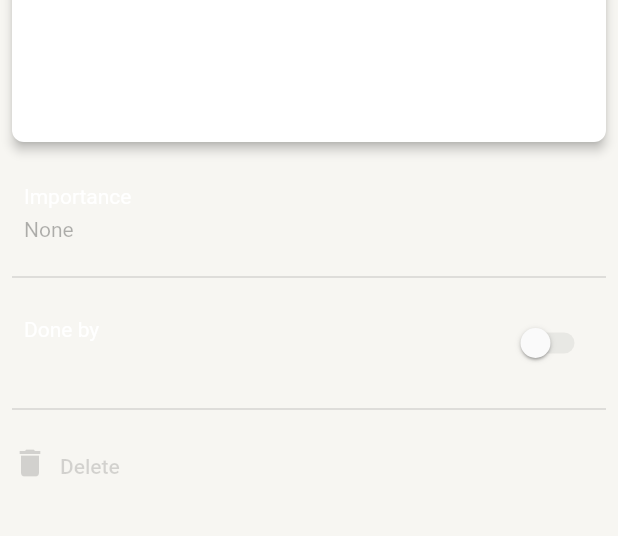
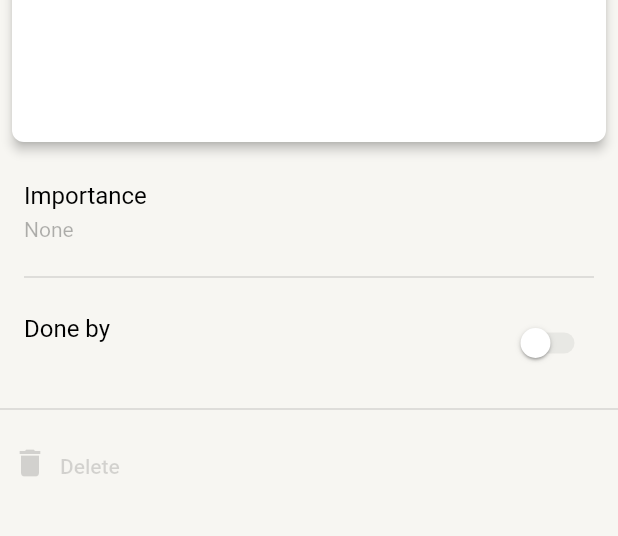
Before and after one commit to Bahonika/todo_app, a Flutter app: the screen it shows after launch, after a tap on the "visibility off" icon, after a tap on the "add" icon, on a phone screen of 412 x 824 dp, the part 152-688 px from its top. Run offline on Flutter 3.47's test engine with Material 2 defaults, Android fonts, the phone set to English and light mode, and no system bars; our stand-ins replace dio, firebase_core, firebase_crashlytics, hive, hive_flutter, logger; accounts and stored records are empty; generated files the repository leaves out were written again; network calls fail; statements that could not run were skipped.

Commit message:
themes done

```diff
--- a/lib/main.dart
+++ b/lib/main.dart
@@ -21,7 +21,6 @@ void main() async {
   //init hive storage
   LocalService localService = LocalService.localService();
   await localService.init();
-
 
   await Firebase.initializeApp(
     options: DefaultFirebaseOptions.currentPlatform,
@@ -76,14 +75,15 @@ class _MyAppState extends State<MyApp> {
 
     return Provider<NavigationController>.value(
       value: navigationController,
-      child: MaterialApp(
+      child: OrientationBuilder(
+        builder: (context, orientation) => MaterialApp(
           debugShowCheckedModeBanner: false,
           title: 'Todo App',
 
           // theme
           theme: CustomTheme.lightTheme,
           darkTheme: CustomTheme.darkTheme,
-        themeMode: ThemeMode.system,
+          themeMode: ThemeMode.light,
 
           //localization
           localizationsDelegates: LocalizationsDelegates.delegates,
@@ -97,6 +97,7 @@ class _MyAppState extends State<MyApp> {
               navigationController.onGenerateRoute(settings),
           navigatorKey: navigationController.key,
         ),
+      ),
     );
   }
 }
--- a/lib/presentation/components/my_sliver_persistent_header.dart
+++ b/lib/presentation/components/my_sliver_persistent_header.dart
@@ -3,10 +3,10 @@ import 'dart:math';
 import 'package:flutter/material.dart';
 import 'package:flutter/rendering.dart';
 import 'package:provider/provider.dart';
-import 'package:todo_app/presentation/theme/custmo_color_scheme.dart';
-import 'package:todo_app/presentation/theme/theme.dart';
+import 'package:todo_app/presentation/theme/custom_colors.dart';
 import 'package:todo_app/presentation/localization/s.dart';
 import 'package:todo_app/presentation/providers/todos_provider.dart';
+import 'package:todo_app/presentation/theme/custom_text_theme.dart';
 
 import '../../domain/models/todo.dart';
 
@@ -20,7 +20,7 @@ class MySliverPersistentHeader implements SliverPersistentHeaderDelegate {
       BuildContext context, double shrinkOffset, bool overlapsContent) {
     return Consumer<List<Todo>>(
       builder: (context, todos, _) => Card(
-        color: Theme.of(context).scaffoldBackgroundColor,
+        color: background(shrinkOffset, context),
         margin: EdgeInsets.zero,
         elevation: elevation(shrinkOffset),
         shape: const RoundedRectangleBorder(
@@ -71,12 +71,16 @@ class MySliverPersistentHeader implements SliverPersistentHeaderDelegate {
                         ? Icon(
                             Icons.visibility_off,
                             size: 24,
-                            color: Theme.of(context).extension<CustomColors>()!.colorBlue,
+                            color: Theme.of(context)
+                                .extension<CustomColors>()!
+                                .colorBlue,
                           )
                         : Icon(
                             Icons.visibility,
                             size: 24,
-                            color: Theme.of(context).extension<CustomColors>()!.colorBlue,
+                            color: Theme.of(context)
+                                .extension<CustomColors>()!
+                                .colorBlue,
                           )),
               ),
             ],
@@ -102,6 +106,14 @@ class MySliverPersistentHeader implements SliverPersistentHeaderDelegate {
         max(from,
             to)); // to avoid getting out of the range of acceptable values
     return clampedResult;
+  }
+
+  Color background(double shrinkOffset, BuildContext context) {
+    Color? temp = Color.lerp(
+        Theme.of(context).extension<CustomColors>()!.backPrimary,
+        Theme.of(context).extension<CustomColors>()!.backSecondaryForHeader,
+        transition(from: 0, to: 1, shrinkOffset: shrinkOffset));
+    return temp!;
   }
 
   double elevation(double shrinkOffset) {
--- a/lib/presentation/components/wrap_card.dart
+++ b/lib/presentation/components/wrap_card.dart
@@ -1,4 +1,5 @@
 import 'package:flutter/material.dart';
+import 'package:todo_app/presentation/theme/custom_colors.dart';
 
 class WrapCard extends StatelessWidget {
   final Widget child;
@@ -13,6 +14,7 @@ class WrapCard extends StatelessWidget {
       shape: RoundedRectangleBorder(
         borderRadius: BorderRadius.circular(8),
       ),
+      color: Theme.of(context).extension<CustomColors>()!.backSecondary,
       child: child,
     );
   }
--- a/lib/presentation/screens/todo_create_screen.dart
+++ b/lib/presentation/screens/todo_create_screen.dart
@@ -3,13 +3,13 @@ import 'package:provider/provider.dart';
 import 'package:todo_app/domain/enums/importance.dart';
 import 'package:todo_app/domain/models/todo.dart';
 import 'package:todo_app/presentation/components/date_format.dart';
-import 'package:todo_app/presentation/theme/custmo_color_scheme.dart';
-import 'package:todo_app/presentation/theme/theme.dart';
+import 'package:todo_app/presentation/theme/custom_colors.dart';
 import 'package:todo_app/presentation/components/wrap_card.dart';
 import 'package:todo_app/presentation/navigation/navigation_controller.dart';
 import 'package:todo_app/presentation/providers/create_task_data_provider.dart';
 import 'package:todo_app/presentation/providers/todos_provider.dart';
 import 'package:todo_app/presentation/localization/s.dart';
+import 'package:todo_app/presentation/theme/custom_text_theme.dart';
 
 class TodoCreateScreen extends StatefulWidget {
   final bool isEdit;
@@ -67,7 +67,9 @@ class _TodoCreateScreenState extends State<TodoCreateScreen> {
             },
             child: Text(
               S.of(context).save,
-              style: TextStyle(color: Theme.of(context).extension<CustomColors>()!.colorBlue),
+              style: TextStyle(
+                  color:
+                      Theme.of(context).extension<CustomColors>()!.colorBlue),
             ),
           ),
         ],
@@ -79,14 +81,11 @@ class _TodoCreateScreenState extends State<TodoCreateScreen> {
             const TextFieldTile(),
             const ImportanceTile(),
             const Padding(
-              padding: EdgeInsets.symmetric(horizontal: 8.0),
+              padding: EdgeInsets.symmetric(horizontal: 16.0),
               child: Divider(),
             ),
             const DateTile(),
-            const Padding(
-              padding: EdgeInsets.symmetric(horizontal: 8.0),
-              child: Divider(),
-            ),
+            const Divider(),
             DeleteTile(isDisabled: !widget.isEdit, todo: widget.todoForEdit),
             const SizedBox(
               height: 50,
@@ -106,6 +105,7 @@ class TextFieldTile extends StatelessWidget {
     return WrapCard(
       child: TextFormField(
         controller: context.watch<CreateTaskDataProvider>().controller,
+        style: CustomTextTheme.body(context),
         decoration: InputDecoration(
             border: InputBorder.none,
             hintText: S.of(context).needToDo,
@@ -155,7 +155,10 @@ class _ImportanceTileState extends State<ImportanceTile> {
   @override
   Widget build(BuildContext context) {
     return ListTile(
-      title: Text(S.of(context).importance),
+      title: Text(
+        S.of(context).importance,
+        style: CustomTextTheme.body(context),
+      ),
       subtitle: DropdownButtonHideUnderline(
         child: DropdownButton<Importance>(
           itemHeight: 49,
@@ -207,21 +210,28 @@ class DateTile extends StatelessWidget {
   @override
   Widget build(BuildContext context) {
     return ListTile(
-      title: Text(S.of(context).doneBy),
+      title: Text(
+        S.of(context).doneBy,
+        style: CustomTextTheme.body(context),
+      ),
       subtitle: context.watch<CreateTaskDataProvider>().showDate
           ? InkWell(
               onTap: () => setSelectedDate(context),
               child: Text(
                 MyDateFormat().localeFormat(
                     context.watch<CreateTaskDataProvider>().selectedDate),
-                style: TextStyle(color: Theme.of(context).extension<CustomColors>()!.colorBlue),
+                style: TextStyle(
+                    color:
+                        Theme.of(context).extension<CustomColors>()!.colorBlue),
               ),
             )
           : const SizedBox(),
       trailing: Switch(
         value: context.watch<CreateTaskDataProvider>().showDate,
-        activeTrackColor:
-        Theme.of(context).extension<CustomColors>()!.colorBlue.withOpacity(0.3),
+        activeTrackColor: Theme.of(context)
+            .extension<CustomColors>()!
+            .colorBlue
+            .withOpacity(0.3),
         activeColor: Theme.of(context).extension<CustomColors>()!.colorBlue,
         onChanged: (bool value) {
           context.read<CreateTaskDataProvider>().showDate = value;
@@ -253,8 +263,7 @@ class DeleteTile extends StatelessWidget {
     return TextButton(
       onPressed: () => delete(context),
       style: TextButton.styleFrom(
-        primary: Theme.of(context).scaffoldBackgroundColor
-      ),
+          primary: Theme.of(context).scaffoldBackgroundColor),
       child: Row(
         children: [
           Icon(
--- /dev/null
+++ b/lib/presentation/theme/custom_text_theme.dart
@@ -0,0 +1,37 @@
+import 'package:flutter/material.dart';
+import 'package:todo_app/presentation/theme/custom_colors.dart';
+
+class CustomTextTheme {
+  static TextStyle title(BuildContext context) {
+    return Theme.of(context).textTheme.headline1!.copyWith(
+      color: Theme.of(context).extension<CustomColors>()!.labelPrimary,
+    );
+  }
+
+  static TextStyle subtitle(BuildContext context) {
+    return Theme.of(context).textTheme.bodyText1!.copyWith(
+      color: Theme.of(context).extension<CustomColors>()!.labelTertiary,
+    );
+  }
+
+  static TextStyle importanceSubtitle(BuildContext context) {
+    return Theme.of(context).textTheme.subtitle1!.copyWith(
+      color: Theme.of(context).extension<CustomColors>()!.labelTertiary,
+    );
+  }
+
+  static TextStyle body(BuildContext context) {
+    return Theme.of(context).textTheme.bodyText1!.copyWith(
+      color: Theme.of(context).extension<CustomColors>()!.labelPrimary,
+    );
+  }
+
+  static TextStyle bodyLineThrough(BuildContext context) {
+    return Theme.of(context).textTheme.bodyText1!.copyWith(
+      color: Theme.of(context).extension<CustomColors>()!.labelTertiary,
+      decoration: TextDecoration.lineThrough,
+      decorationColor:
+      Theme.of(context).extension<CustomColors>()!.labelTertiary,
+    );
+  }
+}
--- a/lib/presentation/theme/theme.dart
+++ b/lib/presentation/theme/theme.dart
@@ -1,5 +1,5 @@
 import 'package:flutter/material.dart';
-import 'package:todo_app/presentation/theme/custmo_color_scheme.dart';
+import 'package:todo_app/presentation/theme/custom_colors.dart';
 
 class CustomTheme {
   // static final RemoteConfigService _remoteConfigService =
@@ -49,6 +49,9 @@ class CustomTheme {
         trackColor: MaterialStateColor.resolveWith(
           (states) => CustomColors.light.supportOverlay,
         ),
+        thumbColor: MaterialStateColor.resolveWith(
+          (states) => CustomColors.light.backElevated,
+        ),
       ),
       unselectedWidgetColor: CustomColors.light.supportSeparator,
       dividerColor: CustomColors.light.supportSeparator,
@@ -61,46 +64,12 @@ class CustomTheme {
       textTheme: textTheme,
       scaffoldBackgroundColor: CustomColors.dark.backPrimary,
       switchTheme: SwitchThemeData(
-        trackColor: MaterialStateColor.resolveWith(
-            (states) => CustomColors.dark.supportOverlay),
-      ),
+          trackColor: MaterialStateColor.resolveWith(
+              (states) => CustomColors.dark.supportOverlay),
+          thumbColor: MaterialStateColor.resolveWith(
+              (states) => CustomColors.dark.backElevated)),
       unselectedWidgetColor: CustomColors.dark.supportSeparator,
       dividerColor: CustomColors.dark.supportSeparator,
     );
   }
 }
-
-class CustomTextTheme {
-  static TextStyle title(BuildContext context) {
-    return Theme.of(context).textTheme.headline1!.copyWith(
-          color: Theme.of(context).extension<CustomColors>()!.labelPrimary,
-        );
-  }
-
-  static TextStyle subtitle(BuildContext context) {
-    return Theme.of(context).textTheme.bodyText1!.copyWith(
-          color: Theme.of(context).extension<CustomColors>()!.labelTertiary,
-        );
-  }
-
-  static TextStyle importanceSubtitle(BuildContext context) {
-    return Theme.of(context).textTheme.subtitle1!.copyWith(
-          color: Theme.of(context).extension<CustomColors>()!.labelTertiary,
-        );
-  }
-
-  static TextStyle todoText(BuildContext context) {
-    return Theme.of(context).textTheme.bodyText1!.copyWith(
-          color: Theme.of(context).extension<CustomColors>()!.labelPrimary,
-        );
-  }
-
-  static TextStyle todoTextDone(BuildContext context) {
-    return Theme.of(context).textTheme.bodyText1!.copyWith(
-          color: Theme.of(context).extension<CustomColors>()!.labelTertiary,
-          decoration: TextDecoration.lineThrough,
-          decorationColor:
-              Theme.of(context).extension<CustomColors>()!.labelTertiary,
-        );
-  }
-}
--- a/pubspec.yaml
+++ b/pubspec.yaml
@@ -18,7 +18,7 @@ publish_to: 'none' # Remove this line if you wish to publish to pub.dev
 version: 1.0.0+1
 
 environment:
-  sdk: ">=2.17.6 <3.0.0"
+  sdk: ">=2.17.3 <3.0.0"
 
 # Dependencies specify other packages that your package needs in order to work.
 # To automatically upgrade your package dependencies to the latest versions
```
Also changed, not shown: lib/presentation/screens/todo_list_screen.dart (+17 -13 lines), lib/presentation/theme/custom_colors.dart (renamed from lib/presentation/theme/custmo_color_scheme.dart, +7 -32 lines), lib/presentation/theme/my_theme.dart (deleted). Lines whose indentation alone changed are shown as unchanged.
